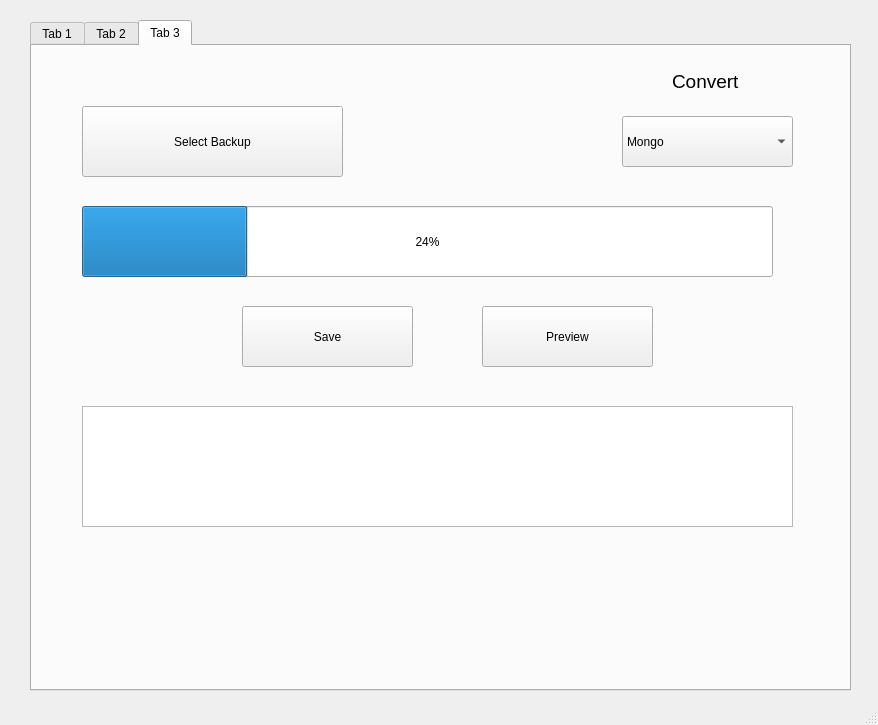
Before: the Qt Designer form BRC Python/main.ui in siddh34/BRC-System, drawn with Qt 5.
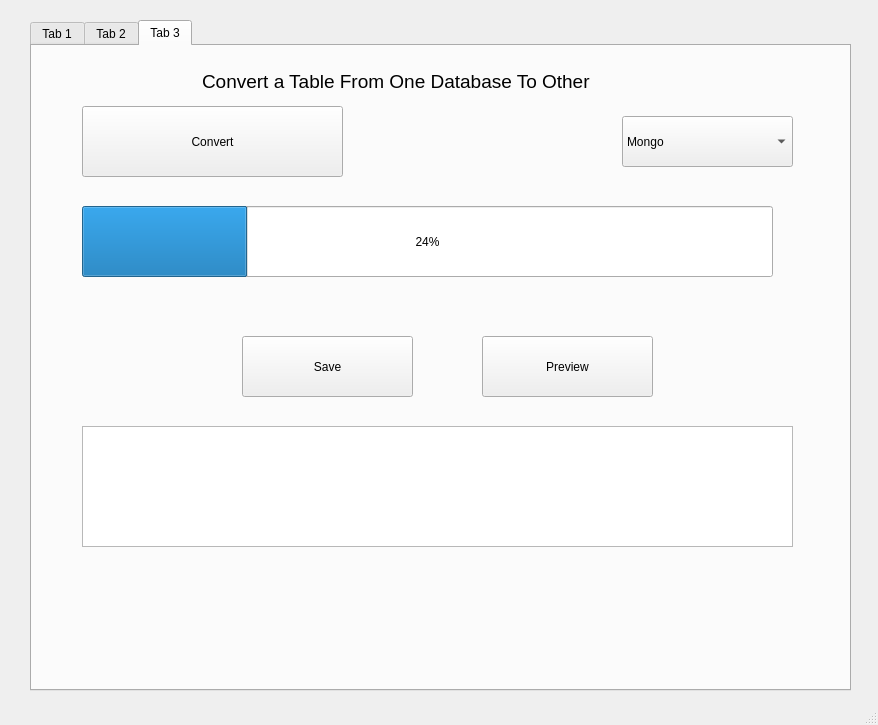
After: the same form once the commit is applied. The open tabs and pages were chosen to show the change.

Patch:
```diff
--- a/BRC Python/main.ui
+++ b/BRC Python/main.ui
@@ -370,7 +370,7 @@
        </rect>
       </property>
       <property name="text">
-       <string>Select Backup</string>
+       <string>Convert</string>
       </property>
      </widget>
      <widget class="QComboBox" name="DatabaseC_2">
@@ -396,9 +396,9 @@
      <widget class="QLabel" name="ConvertLabel_2">
       <property name="geometry">
        <rect>
-        <x>640</x>
+        <x>170</x>
         <y>20</y>
-        <width>91</width>
+        <width>581</width>
         <height>31</height>
        </rect>
       </property>
@@ -408,14 +408,14 @@
        </font>
       </property>
       <property name="text">
-       <string>Convert </string>
+       <string>Convert a Table From One Database To Other</string>
       </property>
      </widget>
      <widget class="QPushButton" name="Save">
       <property name="geometry">
        <rect>
         <x>210</x>
-        <y>260</y>
+        <y>290</y>
         <width>171</width>
         <height>61</height>
        </rect>
@@ -441,7 +441,7 @@
       <property name="geometry">
        <rect>
         <x>450</x>
-        <y>260</y>
+        <y>290</y>
         <width>171</width>
         <height>61</height>
        </rect>
@@ -454,7 +454,7 @@
       <property name="geometry">
        <rect>
         <x>50</x>
-        <y>360</y>
+        <y>380</y>
         <width>711</width>
         <height>121</height>
        </rect>
```
Left out of the diff: 7 changed lines with no effect on the pictures.
